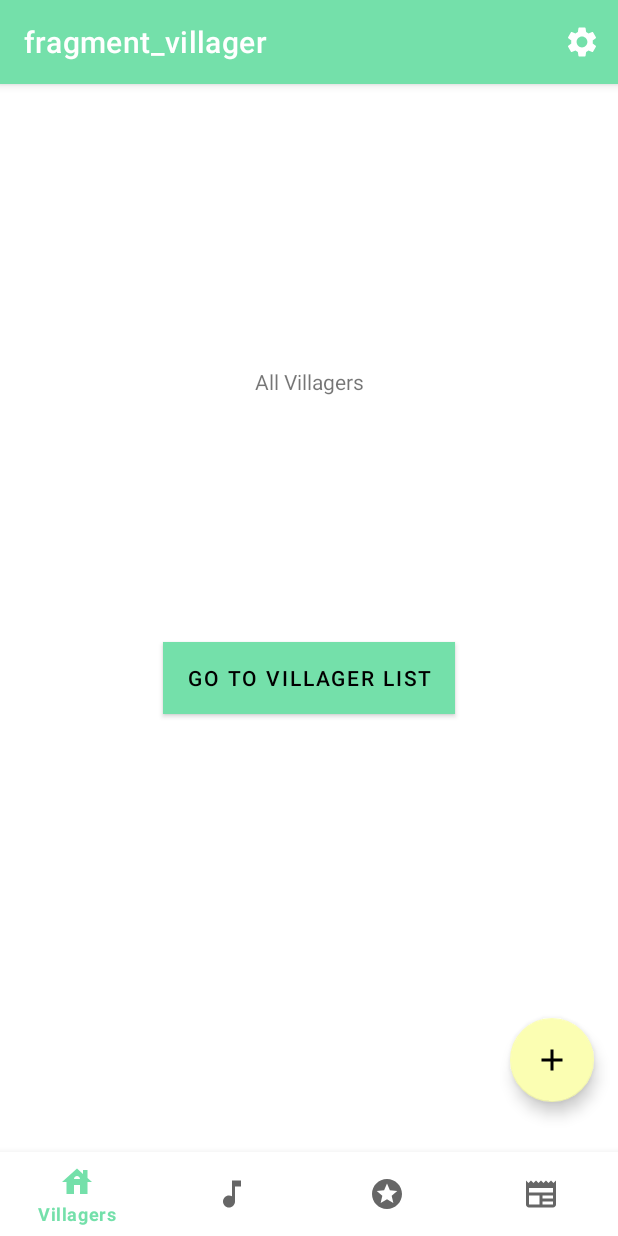
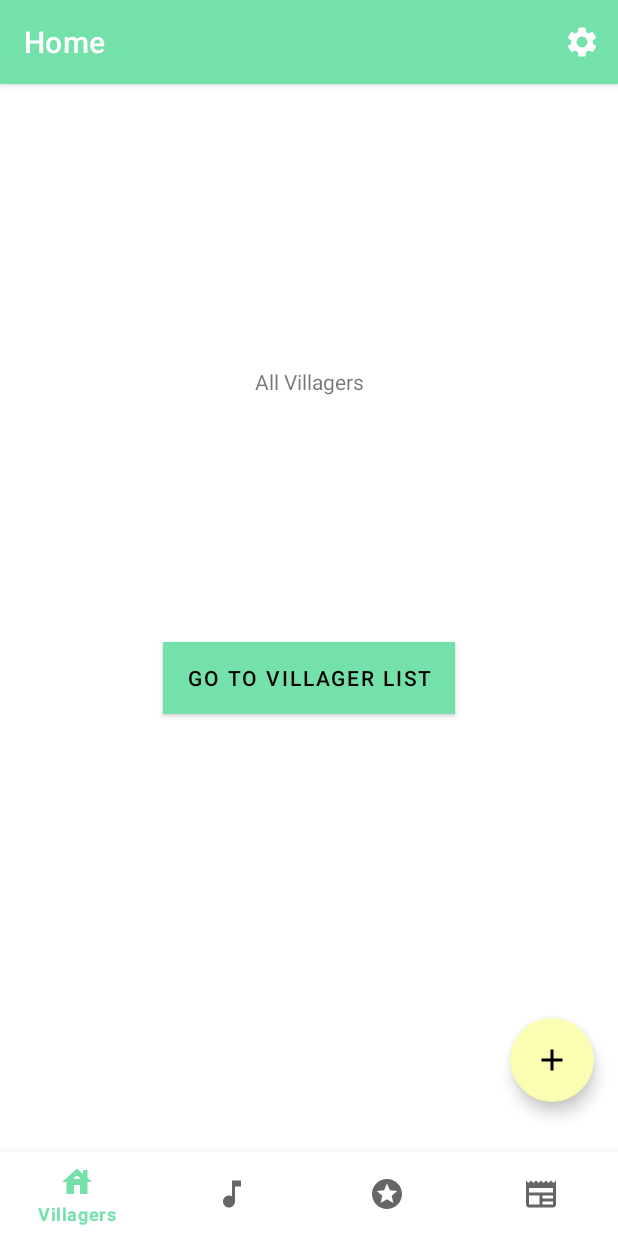
Before and after one commit to brookebaird15/MADimalCrossings, an Android app: the screen it shows after launch (MainActivity), on a phone screen of 412 x 824 dp. Run offline under Robolectric (Android 15) with nearby library versions, the phone set to English and light mode, and no system bars; our stand-ins replace Volley, navigation-ui; libraries missing offline, so code that uses them is left out: nl.dionsegijn.konfetti; network calls fail.

Commit message:
Change the navigation titles to be plain text

```diff
--- a/app/src/main/java/com/ashleymccallum/madimalcrossing/VillagerViewPager/VillagerFragment.java
+++ b/app/src/main/java/com/ashleymccallum/madimalcrossing/VillagerViewPager/VillagerFragment.java
@@ -89,7 +89,6 @@ public class VillagerFragment extends Fragment {
         adapter = new VillagerViewPagerAdapter(getActivity(), db.getAllLists(), getContext());
         viewPager2.setAdapter(adapter);
         ImageView editListBtn = view.findViewById(R.id.editListBtn);
-//        ImageView addListBtn = view.findViewById(R.id.addListBtn);
         ImageView deleteListBtn = view.findViewById(R.id.deleteListBtn);
 
         viewPager2.registerOnPageChangeCallback(new ViewPager2.OnPageChangeCallback() {
--- a/app/src/main/res/layout/fragment_villager_detail.xml
+++ b/app/src/main/res/layout/fragment_villager_detail.xml
@@ -209,6 +209,8 @@
                         android:id="@+id/villagerHouse"
                         android:layout_width="wrap_content"
                         android:layout_height="wrap_content"
+                        android:layout_marginBottom="16dp"
+                        app:layout_constraintBottom_toBottomOf="parent"
                         app:layout_constraintEnd_toEndOf="parent"
                         app:layout_constraintStart_toStartOf="parent"
                         app:layout_constraintTop_toBottomOf="@+id/textView"
--- a/app/src/main/res/navigation/mobile_navigation.xml
+++ b/app/src/main/res/navigation/mobile_navigation.xml
@@ -8,25 +8,25 @@
     <fragment
         android:id="@+id/nav_villager"
         android:name="com.ashleymccallum.madimalcrossing.VillagerViewPager.VillagerFragment"
-        android:label="fragment_villager"
+        android:label="Home"
         tools:layout="@layout/fragment_villager" />
     <fragment
         android:id="@+id/nav_bingo"
         android:name="com.ashleymccallum.madimalcrossing.Bingo.BingoFragment"
-        android:label="fragment_bingo"
+        android:label="Bingo"
         tools:layout="@layout/fragment_bingo" />
     <fragment
         android:id="@+id/nav_song"
         android:name="com.ashleymccallum.madimalcrossing.SongRecycler.SongFragment"
-        android:label="fragment_music"
+        android:label="KK Tunes"
         tools:layout="@layout/fragment_music" />
     <fragment
         android:id="@+id/nav_news"
         android:name="com.ashleymccallum.madimalcrossing.NewsRecycler.NewsFragment"
-        android:label="fragment_news"
+        android:label="News"
         tools:layout="@layout/fragment_news" />
     <fragment
         android:id="@+id/nav_settings"
         android:name="com.ashleymccallum.madimalcrossing.SettingsFragment"
-        android:label="SettingsFragment" />
+        android:label="Settings" />
 </navigation>
--- a/app/src/main/res/navigation/primary_details_nav_graph.xml
+++ b/app/src/main/res/navigation/primary_details_nav_graph.xml
@@ -8,7 +8,7 @@
     <fragment
         android:id="@+id/villager_list_fragment"
         android:name="com.ashleymccallum.madimalcrossing.VillagerListRecycler.VillagerRecyclerFragment"
-        android:label="VillagerListFragment">
+        android:label="Villager List">
         <action
             android:id="@+id/show_villager_detail"
             app:destination="@id/villager_detail_fragment" />
@@ -16,7 +16,7 @@
     <fragment
         android:id="@+id/villager_detail_fragment"
         android:name="com.ashleymccallum.madimalcrossing.VillagerListRecycler.VillagerDetailFragment"
-        android:label="villager_detail"
+        android:label="About the Villager"
         tools:layout="@layout/fragment_villager_detail">
         <argument
             android:name="item_id"
```
